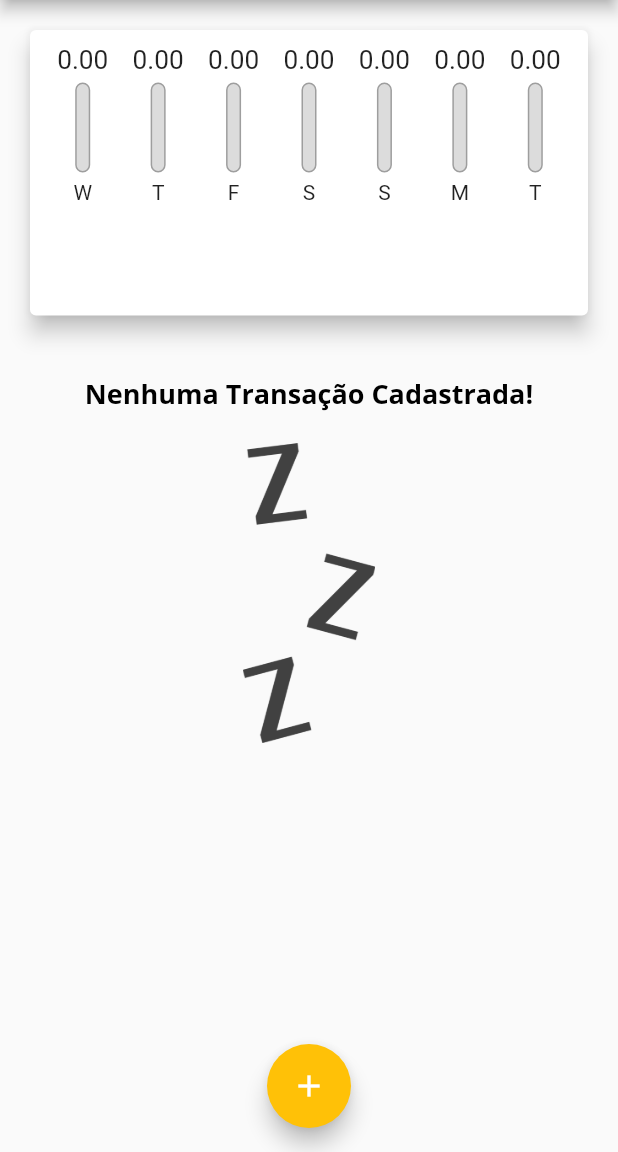
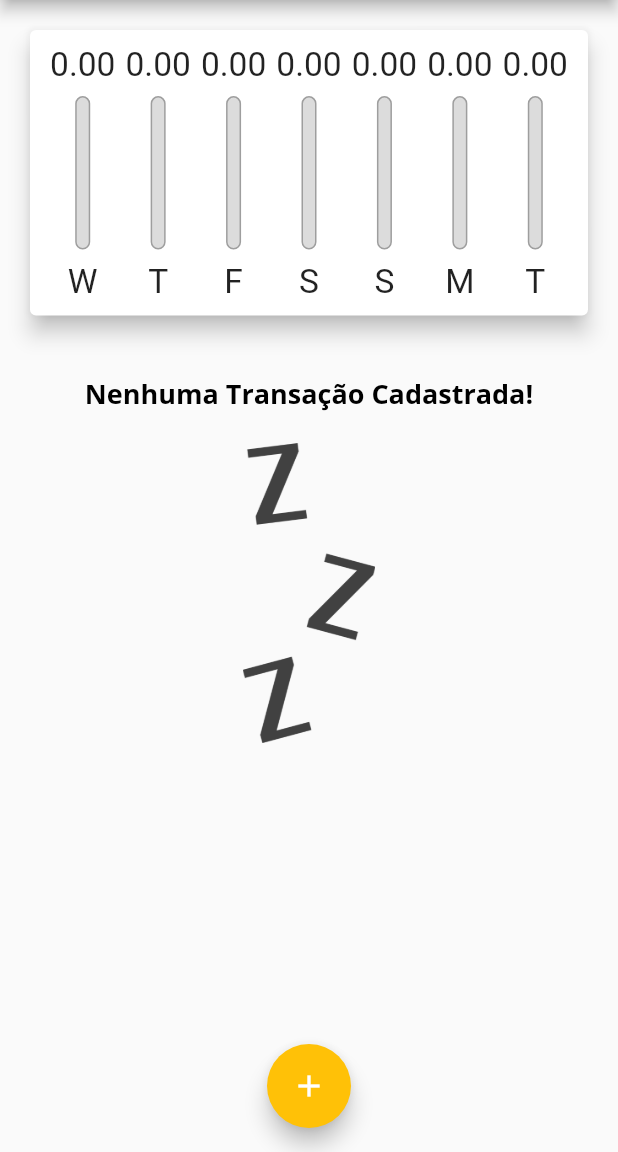
Before and after one commit to JonathanOishi/despesas_pessoais, a Flutter app: the screen it shows after launch, on a phone screen of 412 x 824 dp, the part 84-1236 px from its top. Run offline on Flutter 3.47's test engine with Material 2 defaults, Android fonts, the phone set to English and light mode, and no system bars.

Commit message:
Segundo Commit

```diff
--- a/flutter_application_1/lib/components/chart_bar.dart
+++ b/flutter_application_1/lib/components/chart_bar.dart
@@ -14,17 +14,19 @@ class ChartBar extends StatelessWidget {
 
   @override
   Widget build(BuildContext context) {
+    return LayoutBuilder(
+      builder: (ctx, constraints) {
         return Column(
           children: [
             SizedBox(
-          height: 20,
+              height: constraints.maxHeight * 0.15,
               child: FittedBox(
                 child: Text(value!.toStringAsFixed(2)),
               ),
             ),
-        const SizedBox(height: 5),
+            SizedBox(height: constraints.maxHeight * 0.05),
             SizedBox(
-          height: 60,
+              height: constraints.maxHeight * 0.6,
               width: 10,
               child: Stack(
                 alignment: Alignment.bottomCenter,
@@ -51,9 +53,16 @@ class ChartBar extends StatelessWidget {
                 ],
               ),
             ),
-        const SizedBox(height: 5),
-        Text(label!),
+            SizedBox(height: constraints.maxHeight * 0.05),
+            SizedBox(
+              height: constraints.maxHeight * 0.15,
+              child: FittedBox(
+                child: Text(label!),
+              ),
+            ),
           ],
+        );
+      },
     );
   }
 }
```
Lines whose indentation alone changed are shown as unchanged.
